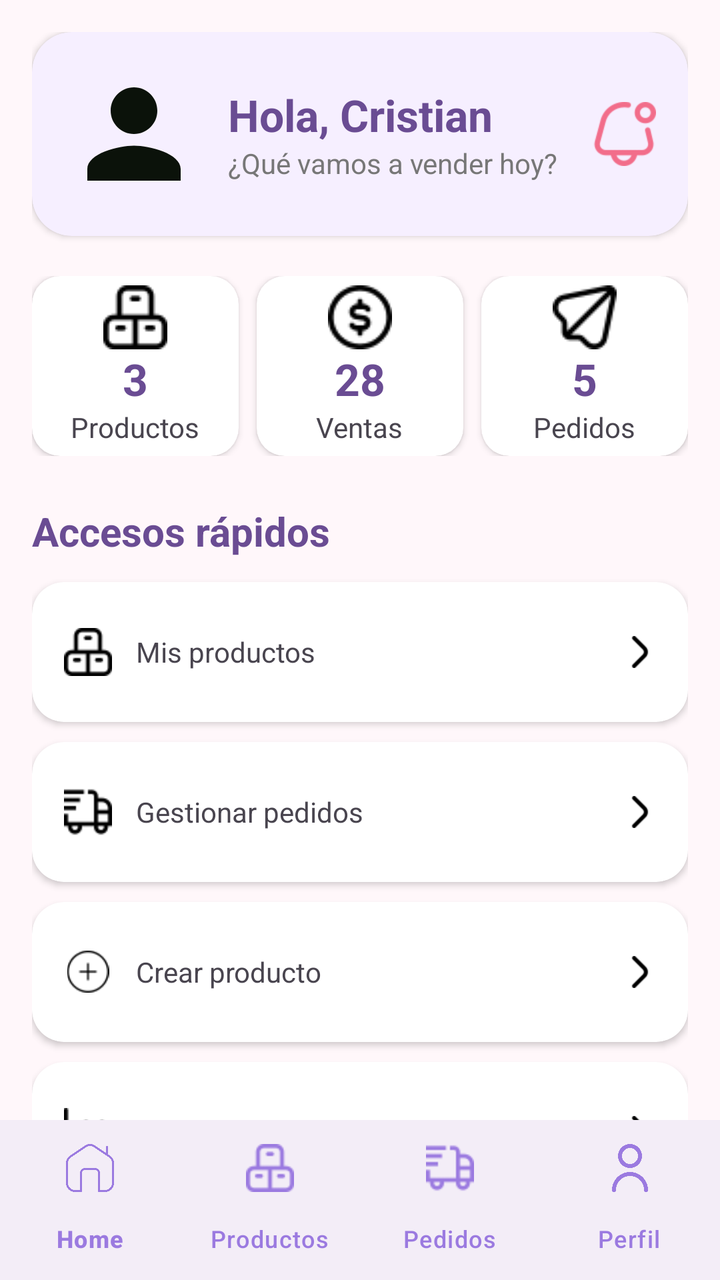
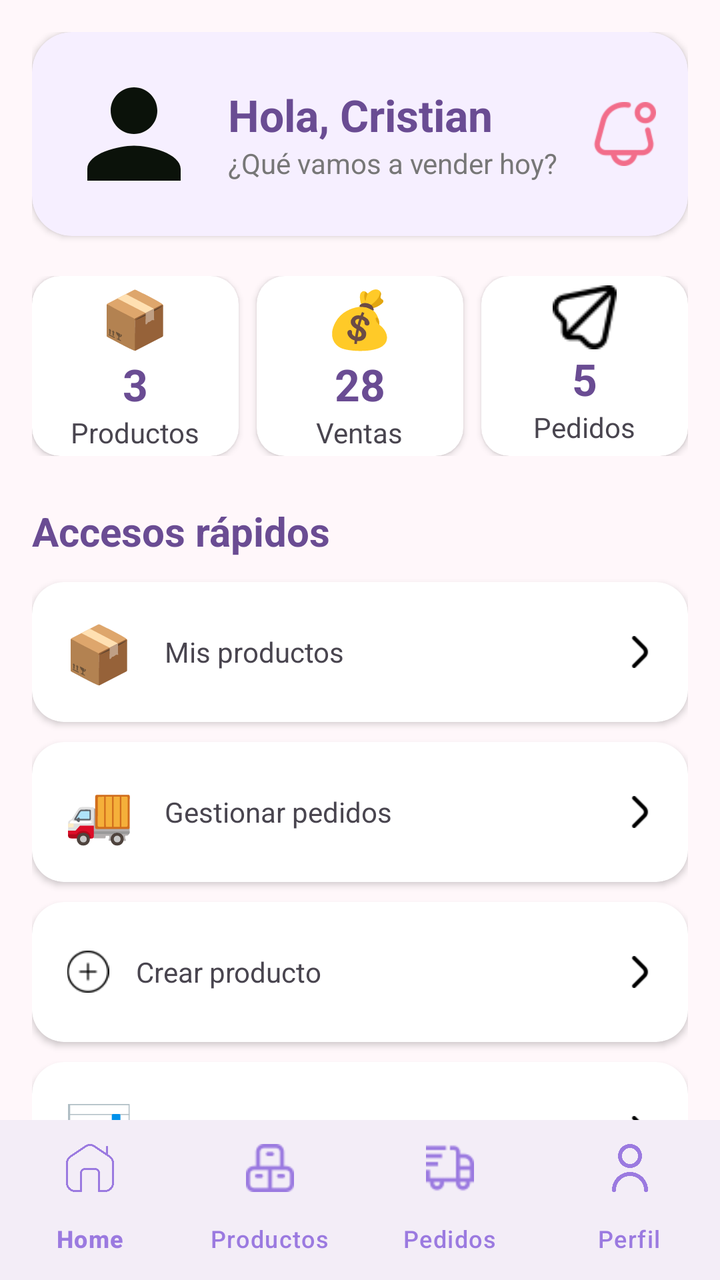

An Android layout rendered at two revisions. The XML below is the earlier revision; the diff shows what the commit changed to produce the second picture.
<!-- AndroidManifest.xml: application theme Theme.MisoftApp -->
<!-- res/layout/activity_home_vendedor.xml -->
<?xml version="1.0" encoding="utf-8"?>
<androidx.constraintlayout.widget.ConstraintLayout
    xmlns:android="http://schemas.android.com/apk/res/android"
    xmlns:app="http://schemas.android.com/apk/res-auto"
    android:layout_width="match_parent"
    android:layout_height="match_parent"
    android:background="#FFF7FA">

    <androidx.core.widget.NestedScrollView
        android:layout_width="0dp"
        android:layout_height="0dp"
        app:layout_constraintTop_toTopOf="parent"
        app:layout_constraintBottom_toTopOf="@id/bottomNavigationSeller"
        app:layout_constraintStart_toStartOf="parent"
        app:layout_constraintEnd_toEndOf="parent">

        <LinearLayout
            android:layout_width="match_parent"
            android:layout_height="wrap_content"
            android:orientation="vertical"
            android:padding="16dp">

            

            <androidx.cardview.widget.CardView
                android:layout_width="match_parent"
                android:layout_height="wrap_content"
                app:cardCornerRadius="20dp"
                app:cardElevation="2dp"
                app:cardBackgroundColor="#F6EFFF">

                <LinearLayout
                    android:layout_width="match_parent"
                    android:layout_height="wrap_content"
                    android:gravity="center_vertical"
                    android:orientation="horizontal"
                    android:padding="16dp">

                    <ImageView
                        android:layout_width="70dp"
                        android:layout_height="70dp"
                        android:src="@drawable/person" />

                    <LinearLayout
                        android:layout_width="0dp"
                        android:layout_height="wrap_content"
                        android:layout_marginStart="12dp"
                        android:layout_weight="1"
                        android:orientation="vertical">

                        <TextView
                            android:layout_width="wrap_content"
                            android:layout_height="wrap_content"
                            android:text="Hola, Cristian"
                            android:textColor="#6A4C93"
                            android:textSize="22sp"
                            android:textStyle="bold" />

                        <TextView
                            android:layout_width="wrap_content"
                            android:layout_height="wrap_content"
                            android:text="¿Qué vamos a vender hoy?"
                            android:textColor="#777777"
                            android:textSize="14sp" />

                    </LinearLayout>

                    <ImageView
                        android:id="@+id/imgNotificaciones"
                        android:layout_width="32dp"
                        android:layout_height="32dp"
                        android:src="@drawable/notificacion_rosa" />

                </LinearLayout>

            </androidx.cardview.widget.CardView>

            

            <LinearLayout
                android:layout_width="match_parent"
                android:layout_height="wrap_content"
                android:layout_marginTop="20dp"
                android:orientation="horizontal">

                

                <androidx.cardview.widget.CardView
                    android:layout_width="0dp"
                    android:layout_height="90dp"
                    android:layout_weight="1"
                    android:layout_marginEnd="6dp"
                    app:cardCornerRadius="14dp">


                    <LinearLayout
                        android:layout_width="match_parent"
                        android:layout_height="match_parent"
                        android:gravity="center"
                        android:orientation="vertical">

                        <ImageView
                            android:layout_width="32dp"
                            android:layout_height="32dp"
                            android:src="@drawable/producto"/>


                        <TextView
                            android:id="@+id/txtProductos"
                            android:layout_width="wrap_content"
                            android:layout_height="wrap_content"
                            android:text="3"
                            android:textColor="#6A4C93"
                            android:textSize="22sp"
                            android:textStyle="bold"/>

                        <TextView
                            android:layout_width="wrap_content"
                            android:layout_height="wrap_content"
                            android:text="Productos"/>

                    </LinearLayout>

                </androidx.cardview.widget.CardView>

                

                <androidx.cardview.widget.CardView
                    android:layout_width="0dp"
                    android:layout_height="90dp"
                    android:layout_weight="1"
                    android:layout_marginHorizontal="3dp"
                    app:cardCornerRadius="14dp">

                    <LinearLayout
                        android:layout_width="match_parent"
                        android:layout_height="match_parent"
                        android:gravity="center"
                        android:orientation="vertical">

                        <ImageView
                            android:layout_width="32dp"
                            android:layout_height="32dp"
                            android:src="@drawable/dinero" />

                        <TextView
                            android:id="@+id/txtVentas"
                            android:layout_width="wrap_content"
                            android:layout_height="wrap_content"
                            android:text="28"
                            android:textColor="#6A4C93"
                            android:textSize="22sp"
                            android:textStyle="bold"/>

                        <TextView
                            android:layout_width="wrap_content"
                            android:layout_height="wrap_content"
                            android:text="Ventas"/>

                    </LinearLayout>

                </androidx.cardview.widget.CardView>

                

                <androidx.cardview.widget.CardView
                    android:layout_width="0dp"
                    android:layout_height="90dp"
                    android:layout_weight="1"
                    android:layout_marginStart="6dp"
                    app:cardCornerRadius="14dp">

                    <LinearLayout
                        android:layout_width="match_parent"
                        android:layout_height="match_parent"
                        android:gravity="center"
                        android:orientation="vertical">

                        <ImageView
                            android:layout_width="32dp"
                            android:layout_height="32dp"
                            android:src="@drawable/avion_de_papel" />

                        <TextView
                            android:id="@+id/txtPedidos"
                            android:layout_width="wrap_content"
                            android:layout_height="wrap_content"
                            android:text="5"
                            android:textColor="#6A4C93"
                            android:textSize="22sp"
                            android:textStyle="bold"/>

                        <TextView
                            android:layout_width="wrap_content"
                            android:layout_height="wrap_content"
                            android:text="Pedidos"/>

                    </LinearLayout>

                </androidx.cardview.widget.CardView>

            </LinearLayout>

            

            <TextView
                android:layout_width="wrap_content"
                android:layout_height="wrap_content"
                android:layout_marginTop="24dp"
                android:text="Accesos rápidos"
                android:textColor="#6A4C93"
                android:textSize="20sp"
                android:textStyle="bold"/>

            

            <androidx.cardview.widget.CardView
                android:id="@+id/cardMisProductos"
                android:layout_width="match_parent"
                android:layout_height="70dp"
                android:layout_marginTop="12dp"
                app:cardCornerRadius="16dp">

                <LinearLayout
                    android:layout_width="match_parent"
                    android:layout_height="match_parent"
                    android:gravity="center_vertical"
                    android:paddingHorizontal="16dp">

                    <ImageView
                        android:layout_width="24dp"
                        android:layout_height="24dp"
                        android:src="@drawable/producto"/>

                    <TextView
                        android:layout_width="0dp"
                        android:layout_height="wrap_content"
                        android:layout_marginStart="12dp"
                        android:layout_weight="1"
                        android:text="Mis productos"/>

                    <ImageView
                        android:layout_width="16dp"
                        android:layout_height="16dp"
                        android:src="@drawable/angulo_derecho"/>

                </LinearLayout>

            </androidx.cardview.widget.CardView>

            

            <androidx.cardview.widget.CardView
                android:id="@+id/cardPedidos"
                android:layout_width="match_parent"
                android:layout_height="70dp"
                android:layout_marginTop="10dp"
                app:cardCornerRadius="16dp">

                <LinearLayout
                    android:layout_width="match_parent"
                    android:layout_height="match_parent"
                    android:gravity="center_vertical"
                    android:paddingHorizontal="16dp">

                    <ImageView
                        android:layout_width="24dp"
                        android:layout_height="24dp"
                        android:src="@drawable/envio_rapido"/>

                    <TextView
                        android:layout_width="0dp"
                        android:layout_height="wrap_content"
                        android:layout_marginStart="12dp"
                        android:layout_weight="1"
                        android:text="Gestionar pedidos"/>

                    <ImageView
                        android:layout_width="16dp"
                        android:layout_height="16dp"
                        android:src="@drawable/angulo_derecho"/>

                </LinearLayout>

            </androidx.cardview.widget.CardView>

            

            <androidx.cardview.widget.CardView
                android:id="@+id/cardCrearProducto"
                android:layout_width="match_parent"
                android:layout_height="70dp"
                android:layout_marginTop="10dp"
                app:cardCornerRadius="16dp">

                <LinearLayout
                    android:layout_width="match_parent"
                    android:layout_height="match_parent"
                    android:gravity="center_vertical"
                    android:paddingHorizontal="16dp">

                    <ImageView
                        android:layout_width="24dp"
                        android:layout_height="21dp"
                        android:src="@drawable/agregar" />

                    <TextView
                        android:layout_width="0dp"
                        android:layout_height="wrap_content"
                        android:layout_marginStart="12dp"
                        android:layout_weight="1"
                        android:text="Crear producto"/>

                    <ImageView
                        android:layout_width="16dp"
                        android:layout_height="16dp"
                        android:src="@drawable/angulo_derecho"/>

                </LinearLayout>

            </androidx.cardview.widget.CardView>

            

            <androidx.cardview.widget.CardView
                android:id="@+id/cardEstadisticas"
                android:layout_width="match_parent"
                android:layout_height="70dp"
                android:layout_marginTop="10dp"
                app:cardCornerRadius="16dp">

                <LinearLayout
                    android:layout_width="match_parent"
                    android:layout_height="match_parent"
                    android:gravity="center_vertical"
                    android:paddingHorizontal="16dp">

                    <ImageView
                        android:layout_width="24dp"
                        android:layout_height="24dp"
                        android:src="@drawable/estadisticas" />

                    <TextView
                        android:layout_width="0dp"
                        android:layout_height="wrap_content"
                        android:layout_marginStart="12dp"
                        android:layout_weight="1"
                        android:text="Ver estadísticas"/>

                    <ImageView
                        android:layout_width="16dp"
                        android:layout_height="16dp"
                        android:src="@drawable/angulo_derecho"/>

                </LinearLayout>

            </androidx.cardview.widget.CardView>

        </LinearLayout>

    </androidx.core.widget.NestedScrollView>

    <com.google.android.material.bottomnavigation.BottomNavigationView
        android:id="@+id/bottomNavigationSeller"
        android:layout_width="0dp"
        android:layout_height="wrap_content"
        app:menu="@menu/bottom_menu_vendedor"
        app:labelVisibilityMode="labeled"
        app:layout_constraintBottom_toBottomOf="parent"
        app:layout_constraintStart_toStartOf="parent"
        app:layout_constraintEnd_toEndOf="parent"
        app:itemIconTint="#9B7AE0"
        app:itemTextColor="#9B7AE0"/>

</androidx.constraintlayout.widget.ConstraintLayout>
<!-- resources referenced by this layout -->
<resources>
  <!-- drawable agregar: png bitmap (drawable, 727 bytes) -->
  <!-- drawable angulo_derecho: png bitmap (drawable, 351 bytes) -->
  <!-- drawable avion_de_papel: png bitmap (drawable, 874 bytes) -->
  <!-- drawable dinero: png bitmap (drawable, 881 bytes) -->
  <!-- drawable envio_rapido: png bitmap (drawable, 590 bytes) -->
  <!-- drawable estadisticas: png bitmap (drawable, 388 bytes) -->
  <!-- drawable notificacion_rosa: png bitmap (drawable, 2555 bytes) -->
  <!-- drawable person (drawable) -->
  <vector xmlns:android="http://schemas.android.com/apk/res/android" android:height="24dp" android:tint="#0B120A" android:viewportHeight="24" android:viewportWidth="24" android:width="24dp">
        
      <path android:fillColor="@android:color/white" android:pathData="M12,12c2.21,0 4,-1.79 4,-4s-1.79,-4 -4,-4 -4,1.79 -4,4 1.79,4 4,4zM12,14c-2.67,0 -8,1.34 -8,4v2h16v-2c0,-2.66 -5.33,-4 -8,-4z"/>
      
  </vector>
  <!-- drawable producto: png bitmap (drawable, 654 bytes) -->
  <style name="Theme.MisoftApp" parent="Base.Theme.MisoftApp" />
  <style name="Base.Theme.MisoftApp" parent="Theme.Material3.DayNight.NoActionBar">
          
          
      </style>
</resources>

<!-- the commit's change to res/layout/activity_home_vendedor.xml (unified diff, before → after) -->
@@ -99,10 +99,11 @@
                         android:gravity="center"
                         android:orientation="vertical">
 
-                        <ImageView
-                            android:layout_width="32dp"
-                            android:layout_height="32dp"
-                            android:src="@drawable/producto"/>
+                        <TextView
+                            android:text="📦"
+                            android:textSize="28sp"
+                            android:layout_width="wrap_content"
+                            android:layout_height="wrap_content"/>
 
 
                         <TextView
@@ -138,10 +139,11 @@
                         android:gravity="center"
                         android:orientation="vertical">
 
-                        <ImageView
-                            android:layout_width="32dp"
-                            android:layout_height="32dp"
-                            android:src="@drawable/dinero" />
+                        <TextView
+                            android:text="💰"
+                            android:textSize="28sp"
+                            android:layout_width="wrap_content"
+                            android:layout_height="wrap_content"/>
 
                         <TextView
                             android:id="@+id/txtVentas"
@@ -227,17 +229,18 @@
                     android:gravity="center_vertical"
                     android:paddingHorizontal="16dp">
 
-                    <ImageView
-                        android:layout_width="24dp"
-                        android:layout_height="24dp"
-                        android:src="@drawable/producto"/>
-
-                    <TextView
-                        android:layout_width="0dp"
-                        android:layout_height="wrap_content"
-                        android:layout_marginStart="12dp"
-                        android:layout_weight="1"
-                        android:text="Mis productos"/>
+                    <TextView
+                        android:text="📦"
+                        android:textSize="28sp"
+                        android:layout_width="wrap_content"
+                        android:layout_height="wrap_content"/>
+
+                    <TextView
+                        android:layout_width="0dp"
+                        android:layout_height="wrap_content"
+                        android:layout_marginStart="12dp"
+                        android:layout_weight="1"
+                        android:text=" Mis productos" />
 
                     <ImageView
                         android:layout_width="16dp"
@@ -263,17 +266,18 @@
                     android:gravity="center_vertical"
                     android:paddingHorizontal="16dp">
 
-                    <ImageView
-                        android:layout_width="24dp"
-                        android:layout_height="24dp"
-                        android:src="@drawable/envio_rapido"/>
-
-                    <TextView
-                        android:layout_width="0dp"
-                        android:layout_height="wrap_content"
-                        android:layout_marginStart="12dp"
-                        android:layout_weight="1"
-                        android:text="Gestionar pedidos"/>
+                    <TextView
+                        android:text="🚚"
+                        android:textSize="28sp"
+                        android:layout_width="wrap_content"
+                        android:layout_height="wrap_content"/>
+
+                    <TextView
+                        android:layout_width="0dp"
+                        android:layout_height="wrap_content"
+                        android:layout_marginStart="12dp"
+                        android:layout_weight="1"
+                        android:text=" Gestionar pedidos"/>
 
                     <ImageView
                         android:layout_width="16dp"
@@ -335,17 +339,18 @@
                     android:gravity="center_vertical"
                     android:paddingHorizontal="16dp">
 
-                    <ImageView
-                        android:layout_width="24dp"
-                        android:layout_height="24dp"
-                        android:src="@drawable/estadisticas" />
-
-                    <TextView
-                        android:layout_width="0dp"
-                        android:layout_height="wrap_content"
-                        android:layout_marginStart="12dp"
-                        android:layout_weight="1"
-                        android:text="Ver estadísticas"/>
+                    <TextView
+                        android:text="📊"
+                        android:textSize="28sp"
+                        android:layout_width="wrap_content"
+                        android:layout_height="wrap_content"/>
+
+                    <TextView
+                        android:layout_width="0dp"
+                        android:layout_height="wrap_content"
+                        android:layout_marginStart="12dp"
+                        android:layout_weight="1"
+                        android:text=" Ver estadísticas"/>
 
                     <ImageView
                         android:layout_width="16dp"
<!-- resource entries referenced after the edit -->
@@ -3,9 +3,6 @@
   <!-- drawable agregar: png bitmap (drawable, 727 bytes) -->
   <!-- drawable angulo_derecho: png bitmap (drawable, 351 bytes) -->
   <!-- drawable avion_de_papel: png bitmap (drawable, 874 bytes) -->
-  <!-- drawable dinero: png bitmap (drawable, 881 bytes) -->
-  <!-- drawable envio_rapido: png bitmap (drawable, 590 bytes) -->
-  <!-- drawable estadisticas: png bitmap (drawable, 388 bytes) -->
   <!-- drawable notificacion_rosa: png bitmap (drawable, 2555 bytes) -->
   <!-- drawable person (drawable) -->
   <vector xmlns:android="http://schemas.android.com/apk/res/android" android:height="24dp" android:tint="#0B120A" android:viewportHeight="24" android:viewportWidth="24" android:width="24dp">
@@ -13,7 +10,6 @@
       <path android:fillColor="@android:color/white" android:pathData="M12,12c2.21,0 4,-1.79 4,-4s-1.79,-4 -4,-4 -4,1.79 -4,4 1.79,4 4,4zM12,14c-2.67,0 -8,1.34 -8,4v2h16v-2c0,-2.66 -5.33,-4 -8,-4z"/>
       
   </vector>
-  <!-- drawable producto: png bitmap (drawable, 654 bytes) -->
   <style name="Theme.MisoftApp" parent="Base.Theme.MisoftApp" />
   <style name="Base.Theme.MisoftApp" parent="Theme.Material3.DayNight.NoActionBar">
           
